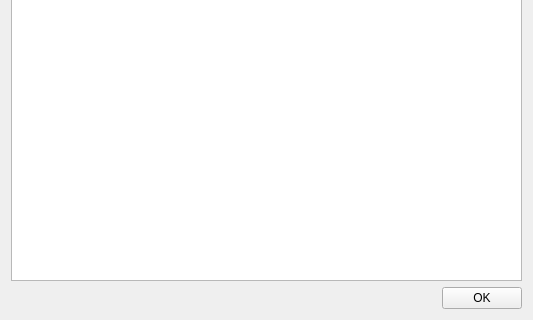
Above: src/gui/crashhandlerdialog.ui from echmet/CEval before the change; both pictures show x 0 to 533 and y 147 to 467 of the 533 by 467 pixel window. Below: the same form after it.
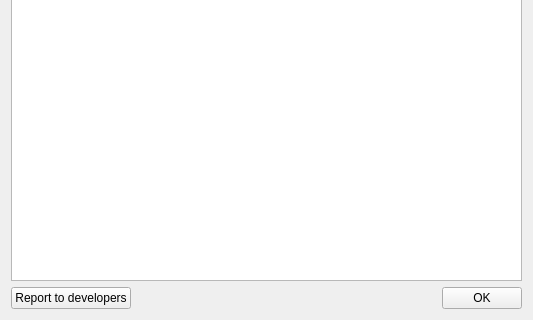
That is the form after the change.

Commit message: Use a button instead of hyperlinked QLabel to send a crash report through e-mail

Diff of the .ui file:
```diff
--- a/src/gui/crashhandlerdialog.ui
+++ b/src/gui/crashhandlerdialog.ui
@@ -65,9 +65,9 @@
    <item>
     <layout class="QHBoxLayout" name="horizontalLayout">
      <item>
-      <widget class="QLabel" name="ql_reportToDevs">
+      <widget class="QPushButton" name="qpb_reportToDevelopers">
        <property name="text">
-        <string>&lt;placeholder&gt;</string>
+        <string>Report to developers</string>
        </property>
       </widget>
      </item>
```
The commit also changes 4 other files.
